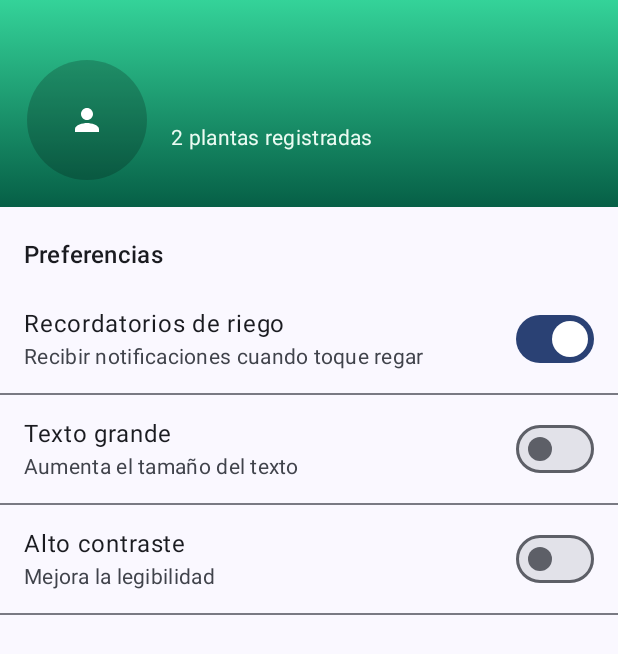
After one commit to PaulinaCampusano/PlantMe, an Android app built with Jetpack Compose: the composable AccountScreen called with empty values, on a phone screen of 412 x 824 dp. The commit adds this screen. Shown: the top 654 px of the screen. Run offline under Robolectric (Android 15) with nearby library versions, the phone set to English and light mode, and no system bars.

Commit message:
se creo la screen AccountScreen

```diff
--- a/app/src/main/java/com/example/plantme_grupo8/MainActivity.kt
+++ b/app/src/main/java/com/example/plantme_grupo8/MainActivity.kt
@@ -16,6 +16,9 @@ import androidx.compose.material3.MaterialTheme
 import androidx.compose.material3.Surface
 import com.example.plantme_grupo8.ui.theme.screens.HomeHeader
 import com.example.plantme_grupo8.ui.theme.screens.HomeScreen
+import com.example.plantme_grupo8.ui.theme.screens.AccountScreen
+import com.example.plantme_grupo8.viewModel.HomeViewModel
+import androidx.activity.viewModels
 
 
 class MainActivity : ComponentActivity() {
--- /dev/null
+++ b/app/src/main/java/com/example/plantme_grupo8/ui/theme/screens/AccountScreen.kt
@@ -0,0 +1,145 @@
+package com.example.plantme_grupo8.ui.theme.screens
+
+import androidx.compose.foundation.background
+import androidx.compose.foundation.layout.*
+import androidx.compose.foundation.shape.CircleShape
+import androidx.compose.material.icons.Icons
+import androidx.compose.material.icons.filled.Person
+import androidx.compose.material3.Divider
+import androidx.compose.material3.Icon
+import androidx.compose.material3.ListItem
+import androidx.compose.material3.MaterialTheme
+import androidx.compose.material3.Switch
+import androidx.compose.material3.Text
+import androidx.compose.runtime.Composable
+import androidx.compose.runtime.collectAsState
+import androidx.compose.runtime.getValue
+import androidx.compose.runtime.mutableStateOf
+import androidx.compose.runtime.saveable.rememberSaveable
+import androidx.compose.runtime.setValue
+import androidx.compose.ui.Alignment
+import androidx.compose.ui.Modifier
+import androidx.compose.ui.draw.clip
+import androidx.compose.ui.graphics.Brush
+import androidx.compose.ui.graphics.Color
+import androidx.compose.ui.text.font.FontWeight
+import androidx.compose.ui.tooling.preview.Preview
+import androidx.compose.ui.unit.dp
+import androidx.compose.ui.unit.sp
+import com.example.plantme_grupo8.viewModel.HomeViewModel
+
+/*
+ * Pantalla de Cuenta
+ * - Muestra avatar, nombre y la CANTIDAD de plantas (lee homeVm.plants).
+ * - Incluye 3 opciones con Switch (estado local con rememberSaveable).
+ */
+
+@Composable
+fun AccountScreen(
+    username: String,
+    homeVm: HomeViewModel
+) {
+    // Leemos la lista de plantas del mismo VM que usa Home
+    val plants by homeVm.plants.collectAsState()
+    val plantCount = plants.size
+
+    // Estado local de los switches (por ahora no lo persistimos)
+    var pushReminders by rememberSaveable { mutableStateOf(true) }
+    var largeText by rememberSaveable { mutableStateOf(false) }
+    var highContrast by rememberSaveable { mutableStateOf(false) }
+
+    Column(Modifier.fillMaxSize()) {
+        AccountHeader(
+            username = username,
+            plantCount = plantCount
+        )
+
+        Spacer(Modifier.height(12.dp))
+
+        Text(
+            "Preferencias",
+            style = MaterialTheme.typography.titleMedium,
+            modifier = Modifier.padding(horizontal = 16.dp, vertical = 8.dp)
+        )
+
+        SettingSwitchRow(
+            title = "Recordatorios de riego",
+            subtitle = "Recibir notificaciones cuando toque regar",
+            checked = pushReminders,
+            onCheckedChange = { pushReminders = it }
+        )
+        SettingSwitchRow(
+            title = "Texto grande",
+            subtitle = "Aumenta el tamaño del texto",
+            checked = largeText,
+            onCheckedChange = { largeText = it }
+        )
+        SettingSwitchRow(
+            title = "Alto contraste",
+            subtitle = "Mejora la legibilidad",
+            checked = highContrast,
+            onCheckedChange = { highContrast = it }
+        )
+    }
+}
+
+/* ------------------ UI helpers ------------------ */
+
+@Composable
+fun AccountHeader(
+    username: String,
+    plantCount: Int
+) {
+    Box(
+        modifier = Modifier
+            .fillMaxWidth()
+            .background(
+                Brush.verticalGradient(
+                    listOf(Color(0xFF34D399), Color(0xFF065F46))
+                )
+            )
+            .padding(top = 40.dp, start = 18.dp, end = 18.dp, bottom = 18.dp)
+    ) {
+        Row(verticalAlignment = Alignment.CenterVertically) {
+            Box(
+                modifier = Modifier
+                    .size(80.dp)
+                    .clip(CircleShape)
+                    .background(Color(0x33000000)),
+                contentAlignment = Alignment.Center
+            ) {
+                Icon(Icons.Default.Person, contentDescription = null, tint = Color.White)
+            }
+            Spacer(Modifier.width(16.dp))
+            Column {
+                Text(
+                    username,
+                    color = Color.White,
+                    fontSize = 22.sp,
+                    fontWeight = FontWeight.Bold
+                )
+                Text(
+                    "$plantCount plantas registradas",
+                    color = Color(0xFFEAFBF2),
+                    style = MaterialTheme.typography.bodyMedium
+                )
+            }
+        }
+    }
+}
+
+@Composable
+fun SettingSwitchRow(
+    title: String,
+    subtitle: String? = null,
+    checked: Boolean,
+    onCheckedChange: (Boolean) -> Unit
+) {
+    ListItem(
+        headlineContent = { Text(title) },
+        supportingContent = { if (subtitle != null) Text(subtitle) },
+        trailingContent = { Switch(checked = checked, onCheckedChange = onCheckedChange) },
+        modifier = Modifier.fillMaxWidth()
+    )
+    Divider()
+}
--- /dev/null
+++ b/app/src/main/java/com/example/plantme_grupo8/viewModel/AccountViewModel.kt
@@ -0,0 +1,22 @@
+package com.example.plantme_grupo8.viewModel
+
+import androidx.lifecycle.ViewModel
+import kotlinx.coroutines.flow.MutableStateFlow
+import kotlinx.coroutines.flow.StateFlow
+import kotlinx.coroutines.flow.asStateFlow
+import kotlinx.coroutines.flow.update
+
+data class UserPrefs(
+    val pushReminders: Boolean = true,   // Notificaciones/recordatorios
+    val largeText: Boolean = false,      // Texto grande (accesibilidad)
+    val highContrast: Boolean = false    // Alto contraste (accesibilidad)
+)
+
+class AccountViewModel : ViewModel() {
+    private val _prefs = MutableStateFlow(UserPrefs())
+    val prefs: StateFlow<UserPrefs> = _prefs.asStateFlow()
+
+    fun setPushReminders(v: Boolean) = _prefs.update { it.copy(pushReminders = v) }
+    fun setLargeText(v: Boolean)     = _prefs.update { it.copy(largeText = v) }
+    fun setHighContrast(v: Boolean)  = _prefs.update { it.copy(highContrast = v) }
+}
```
